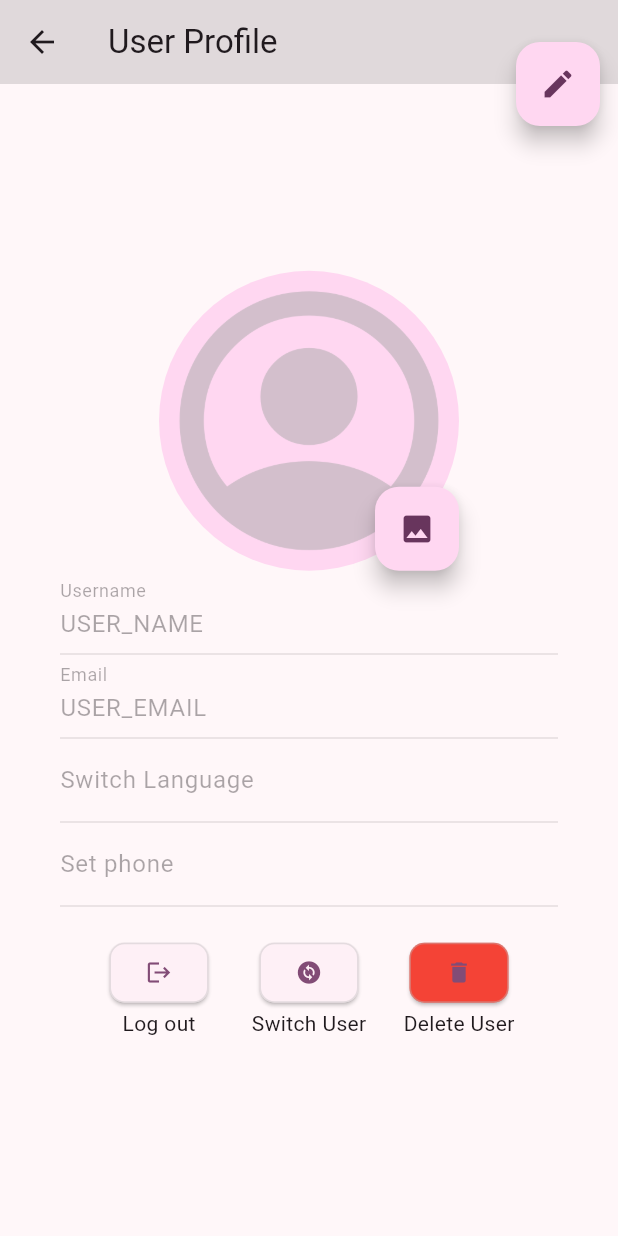
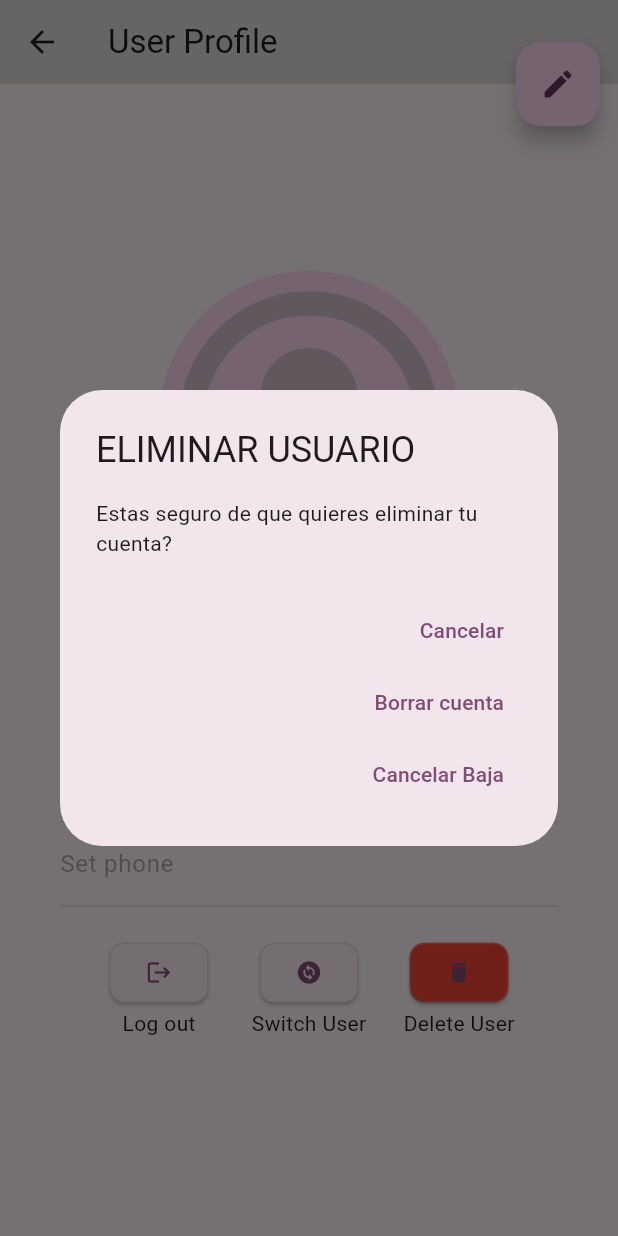
Before and after one commit to 2DAM-IES-AlvaroFalomir-2023-24/SPRINT_PROJECT, a Flutter app: the UserScreen screen opened by its route, after a tap on the "delete" icon, on a phone screen of 412 x 824 dp. Run offline on Flutter 3.47's test engine with Material 3 defaults, Android fonts, the phone set to English and light mode, and no system bars; our stand-ins replace another_flushbar, cloud_functions, email_validator, firebase_auth, firebase_core, flutter_bloc and 5 more; missing offline and left inert: flutter_facebook_auth; accounts and stored records are empty.

Commit message:
Cerrado de sesión y botón (con problemas) para dar de baja

```diff
--- a/languages/en.json
+++ b/languages/en.json
@@ -47,5 +47,7 @@
   "netError": "Internet connection error.",
   "validationError": "Validation error.",
   "genericSprintError": "Generic Sprint error.",
-  "userNotExist": "User does not exist"
+  "userNotExist": "User does not exist",
+  "spanish": "Spanish",
+  "english": "English"
 }
--- a/languages/es.json
+++ b/languages/es.json
@@ -47,6 +47,8 @@
   "netError": "Error de conexión a internet.",
   "validationError": "Error de validación.",
   "genericSprintError": "Generic Error de Sprint.",
-  "userNotExist": "El usuario no existe"
+  "userNotExist": "El usuario no existe",
+  "spanish": "Español",
+  "english": "Inglés"
 
 }
--- a/lib/bloc/bloc_user/user_event.dart
+++ b/lib/bloc/bloc_user/user_event.dart
@@ -2,11 +2,24 @@
 //
 // La lógica para estos eventos se define en la clase UserBloc
 
+import 'package:sprint/bloc/bloc_user/user_state.dart';
+
 import '../../model/odoo-user.dart';
 
 class UserEvents {}
+// Define un nuevo evento para la solicitud de eliminación de usuario
+class UserDeleteRequested extends UserEvents {}
+// Define un nuevo evento para la actualización de la información del usuario
+class UserCancellationSuccess extends UserStates {}
+class UserCancellationFailure extends UserStates {}
 
+// Define un nuevo evento para la actualización de la información del usuario
 class UserInformationChangedEvent extends UserEvents {
   OdooUser user;
   UserInformationChangedEvent(this.user);
 }
+// Define un nuevo evento para la solicitud de cancelación de usuario
+class UserCancellationRequested extends UserEvents {
+  final String userEmail;
+  UserCancellationRequested(this.userEmail);
+}
--- a/lib/bloc/bloc_user/user_state.dart
+++ b/lib/bloc/bloc_user/user_state.dart
@@ -6,10 +6,13 @@
 // En este caso tenemos un contador con un estado incial de 0.
 // El UpdateState representa el estado actualizado, donde el contador se ha incrementado
 
-import '../../model/language.dart';
 import '../../model/odoo-user.dart';
 
 class UserStates {}
+
+// Define estados para el éxito o fracaso de la eliminación de usuario
+class UserDeleteSuccess extends UserStates {}
+class UserDeleteFailure extends UserStates {}
 
 class InitialState extends UserStates {}
 
--- a/lib/model/odoo-user.dart
+++ b/lib/model/odoo-user.dart
@@ -1,7 +1,7 @@
 import 'package:sprint/model/language.dart';
 
 class OdooUser{
-  OdooUser(this.email, this.password, this.active, this.name, this.lang, [this.id, this.avatar = "", this.phone = ""]);
+  OdooUser(this.email, this.password, this.active, this.name, this.lang, [this.id, this.avatar = "", this.phone = "", this._deletionRequestDate, this._isDeletionRequested = false]);
   final int? id;
   final String email;
   final String password;
@@ -10,6 +10,19 @@ class OdooUser{
   String avatar;
   String phone;
   final Language lang;
+  DateTime? _deletionRequestDate; // Fecha de solicitud de baja
+  bool _isDeletionRequested; // Indica si el usuario ha solicitado la baja
+
+  DateTime? get deletionRequestDate => _deletionRequestDate;
+  bool get isDeletionRequested => _isDeletionRequested;
+
+  set deletionRequestDate(DateTime? date) {
+    _deletionRequestDate = date;
+  }
+
+  set isDeletionRequested(bool requested) {
+    _isDeletionRequested = requested;
+  }
 
   static OdooUser fromJson(dynamic json){
     return OdooUser(
@@ -20,7 +33,9 @@ class OdooUser{
       Language.setLanguageByString(json['lang'].toString()),
       json['id'] as int,
       json['image_1920'].toString(),
-      json['phone'].toString()
+      json['phone'].toString(),
+      json['deletionRequestDate'] == null ? null : DateTime.parse(json['deletionRequestDate']),
+      json['isDeletionRequested'] ?? false,
     );
   }
 
@@ -37,7 +52,9 @@ class OdooUser{
       'email': email,
       'lang': lang.name,
       'image_1920': avatar,
-      'phone': phone
+      'phone': phone,
+      'deletionRequestDate': _deletionRequestDate?.toIso8601String(),
+      'isDeletionRequested': _isDeletionRequested,
     };
   }
 
--- a/lib/screens/home_screen.dart
+++ b/lib/screens/home_screen.dart
@@ -7,6 +7,7 @@ import 'package:flutter_bloc/flutter_bloc.dart';
 import 'package:sprint/bloc/bloc_user/user_bloc.dart';
 import 'package:sprint/bloc/bloc_user/user_event.dart';
 import 'package:sprint/bloc/bloc_user/user_state.dart';
+import 'package:sprint/bloc/social_sign_and_login.dart';
 import 'package:sprint/model/odoo-user.dart';
 import 'package:sprint/screens/user_screen.dart';
 import 'package:sprint/widget/custom_elevated_button_iconified.dart';
@@ -142,7 +143,7 @@ class HomeScreenState extends State<HomeScreen> {
                         CustomElevatedButtonIconified(
                             icon: const Icon(Icons.logout),
                             onPressedFunction: () {
-                              //TODO Llamar a la función de Cerrar sesión (Alexandra)
+                              SingAndLoginClass().logout();
                               Navigator.of(context).push(MaterialPageRoute(
                                   builder: (context) => const LoginScreen()));
                             },
--- a/lib/screens/user_screen.dart
+++ b/lib/screens/user_screen.dart
@@ -8,6 +8,7 @@ import 'package:sprint/app_localizations.dart';
 import 'package:sprint/bloc/bloc_user/user_bloc.dart';
 import 'package:sprint/bloc/bloc_user/user_event.dart';
 import 'package:sprint/bloc/bloc_user/user_state.dart';
+import 'package:sprint/bloc/social_sign_and_login.dart';
 import 'package:sprint/model/odoo-user.dart';
 import 'package:sprint/model/language.dart';
 import 'package:sprint/widget/custom_elevated_button_iconified.dart';
@@ -50,8 +51,11 @@ class UserScreenState extends State<UserScreen> {
         TextEditingController(text: user.name);
     TextEditingController _emailTextFormField =
         TextEditingController(text: user.email);
+    String language = AppLocalizations.of(context)!.translate(user.lang == Language.enUS ? "english" : "spanish");
+    TextEditingController _languageTextFormField =
+        TextEditingController(text: language);
     TextEditingController _phoneTextFormField =
-      TextEditingController(text: user.phone != "null" ? user.phone.toString() : "");
+        TextEditingController(text: user.phone != "null" ? user.phone.toString() : "");
     if(user.avatar != "false" && userCustomAvatarEncoded.isEmpty){
       userCustomAvatarEncoded = user.avatar;
       userCustomAvatar = MemoryImage(base64Decode(userCustomAvatarEncoded));
@@ -173,6 +177,7 @@ class UserScreenState extends State<UserScreen> {
                         ),
                         // IDIOMA DE USUARIO
                         TextFormField(
+                          controller: _languageTextFormField,
                           decoration: InputDecoration(
                               labelText: AppLocalizations.of(context)!.translate("switchLanguage")),
                           enabled: false,
@@ -194,7 +199,7 @@ class UserScreenState extends State<UserScreen> {
                         CustomElevatedButtonIconified(
                             icon: const Icon(Icons.logout),
                             onPressedFunction: (){
-                              //TODO Llamar a la función de Cerrar sesión (Alexandra)
+                              SingAndLoginClass().logout();
                               Navigator.of(context).push(MaterialPageRoute(
                                   builder: (context) => const LoginScreen()));
                             },
@@ -216,7 +221,7 @@ class UserScreenState extends State<UserScreen> {
                         CustomElevatedButtonIconified(
                           icon: const Icon(Icons.delete),
                           onPressedFunction: (){
-                              // TODO Llamar a la función de Borrar Usuario (Rubén)
+                            _confirmDelete(context, user.email);
                           },
                           hintText: AppLocalizations.of(context)!.translate("deleteUser"),
                           color: Colors.red,
@@ -288,3 +293,40 @@ class _UserListDialogState extends State<UserListDialog> {
     );
   }
 }
+
+void _confirmDelete(BuildContext context, String userEmail) {
+  showDialog(
+    context: context,
+    builder: (BuildContext context) {
+      return AlertDialog(
+        title: Text("ELIMINAR USUARIO"),
+        content: Text("Estas seguro de que quieres eliminar tu cuenta?"),
+        actions: <Widget>[
+          TextButton(
+            child: Text("Cancelar"),
+            onPressed: () {
+              Navigator.of(context).pop();
+            },
+          ),
+          TextButton(
+            child: Text("Borrar cuenta"),
+            onPressed: () {
+              // Disparar el evento para borrar el usuario
+              context.read<UserBloc>().add(UserDeleteRequested());
+              Navigator.of(context).pop();
+            },
+          ),
+          // Nuevo botón para cancelar la baja
+          TextButton(
+            child: Text("Cancelar Baja"),
+            onPressed: () {
+              // Disparar el evento para cancelar la baja
+              context.read<UserBloc>().add(UserCancellationRequested(userEmail));
+              Navigator.of(context).pop();
+            },
+          ),
+        ],
+      );
+    },
+  );
+}
--- a/pubspec.yaml
+++ b/pubspec.yaml
@@ -56,6 +56,7 @@ dependencies:
   another_flushbar: ^1.12.30
   image_picker: ^1.0.7
   path_provider: ^2.1.2
+  cloud_functions: ^4.6.5
 
 dev_dependencies:
   flutter_test:
```
Also changed, not shown: lib/bloc/bloc_user/user_bloc.dart (+85 -10 lines), lib/data/odoo_connect.dart (+28 -2 lines), 1 other file.
